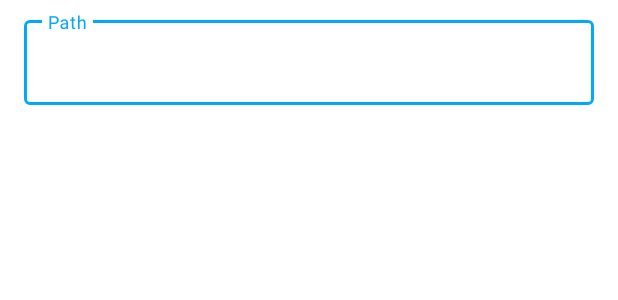
After one commit to Bartuzen/qBitController, an Android app: the layout dialog_rss_move_feed_folder.xml on its own in the app's theme, with its tools: preview values and no code run, on a phone screen of 412 x 824 dp. The commit adds this screen. Shown: the top 300 px of the screen. Run offline under Robolectric (Android 15) with nearby library versions, the light colour scheme and no system bars.

Commit message:
Add option to move feeds and folders

```diff
--- /dev/null
+++ b/app/src/main/res/layout/dialog_rss_move_feed_folder.xml
@@ -0,0 +1,23 @@
+<?xml version="1.0" encoding="utf-8"?>
+<FrameLayout xmlns:android="http://schemas.android.com/apk/res/android"
+    android:layout_width="match_parent"
+    android:layout_height="wrap_content">
+
+    <com.google.android.material.textfield.TextInputLayout
+        android:id="@+id/input_layout_name"
+        style="@style/Widget.MaterialComponents.TextInputLayout.OutlinedBox"
+        android:layout_width="match_parent"
+        android:layout_height="wrap_content"
+        android:layout_marginHorizontal="16dp"
+        android:layout_marginTop="8dp">
+
+        <com.google.android.material.textfield.TextInputEditText
+            android:id="@+id/edit_name"
+            android:layout_width="match_parent"
+            android:layout_height="wrap_content"
+            android:hint="@string/rss_hint_move_path"
+            android:inputType="text" />
+
+    </com.google.android.material.textfield.TextInputLayout>
+
+</FrameLayout>
```
Also changed, not shown: app/src/main/java/dev/bartuzen/qbitcontroller/ui/rss/feeds/RssFeedsFragment.kt (+51 -8 lines), app/src/main/java/dev/bartuzen/qbitcontroller/ui/rss/feeds/RssFeedsViewModel.kt (+19 -2 lines), app/src/main/res/values/strings.xml (+9 -4 lines).
